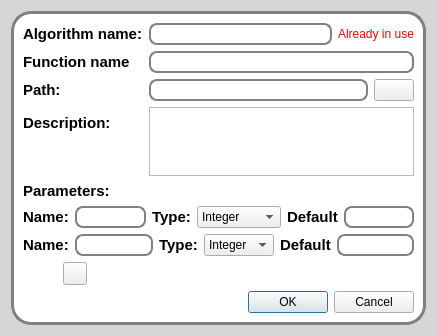
The window that src/romeo/view/dialogs/newalgorithmdialog.ui (AlbertoSimioni/Romeo) describes before a commit, drawn with Qt 5.
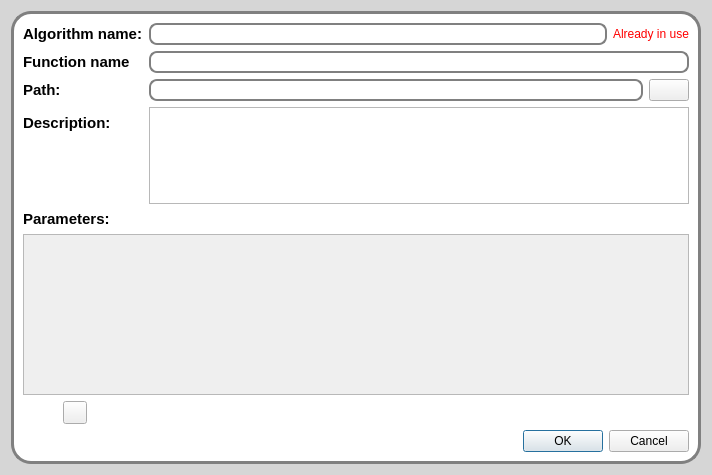
The same window after the commit. Icons and pictures are not drawn.

The edit to the form file:
```diff
--- a/src/romeo/view/dialogs/newalgorithmdialog.ui
+++ b/src/romeo/view/dialogs/newalgorithmdialog.ui
@@ -6,8 +6,8 @@
    <rect>
     <x>0</x>
     <y>0</y>
-    <width>437</width>
-    <height>336</height>
+    <width>712</width>
+    <height>475</height>
    </rect>
   </property>
   <property name="minimumSize">
@@ -49,7 +49,7 @@
      <property name="frameShadow">
       <enum>QFrame::Raised</enum>
      </property>
-     <layout class="QVBoxLayout" name="verticalLayout_2">
+     <layout class="QVBoxLayout" name="verticalLayout_2" stretch="3,4">
       <item>
        <layout class="QFormLayout" name="formLayout">
         <property name="fieldGrowthPolicy">
@@ -151,104 +151,26 @@
          </widget>
         </item>
         <item>
-         <layout class="QHBoxLayout" name="horizontalLayout_3" stretch="0,3,0,1,0,3">
-          <item>
-           <widget class="QLabel" name="label_2">
-            <property name="text">
-             <string>Name:</string>
-            </property>
-           </widget>
-          </item>
-          <item>
-           <widget class="QLineEdit" name="lineEdit_2"/>
-          </item>
-          <item>
-           <widget class="QLabel" name="label_3">
-            <property name="text">
-             <string>Type:</string>
-            </property>
-           </widget>
-          </item>
-          <item>
-           <widget class="QComboBox" name="comboBox">
+         <widget class="QScrollArea" name="scrollArea">
+          <property name="widgetResizable">
+           <bool>true</bool>
+          </property>
+          <widget class="QWidget" name="scrollAreaWidgetContents">
+           <property name="geometry">
+            <rect>
+             <x>0</x>
+             <y>0</y>
+             <width>666</width>
+             <height>156</height>
+            </rect>
+           </property>
+           <layout class="QVBoxLayout" name="verticalLayout_4">
             <item>
-             <property name="text">
-              <string>Integer</string>
-             </property>
+             <layout class="QVBoxLayout" name="parametersLayout"/>
             </item>
-            <item>
-             <property name="text">
-              <string>Character</string>
-             </property>
-            </item>
-            <item>
-             <property name="text">
-              <string>Boolean</string>
-             </property>
-            </item>
-            <item>
-             <property name="text">
-              <string>Double</string>
-             </property>
-            </item>
-           </widget>
-          </item>
-          <item>
-           <widget class="QLabel" name="label_8">
-            <property name="text">
-             <string>Default</string>
-            </property>
-           </widget>
-          </item>
-          <item>
-           <widget class="QLineEdit" name="lineEdit_5"/>
-          </item>
-         </layout>
-        </item>
-        <item>
-         <layout class="QHBoxLayout" name="horizontalLayout_2" stretch="0,1,0,0,0,1">
-          <item>
-           <widget class="QLabel" name="label_4">
-            <property name="text">
-             <string>Name:</string>
-            </property>
-           </widget>
-          </item>
-          <item>
-           <widget class="QLineEdit" name="lineEdit_3"/>
-          </item>
-          <item>
-           <widget class="QLabel" name="label_5">
-            <property name="text">
-             <string>Type:</string>
-            </property>
-           </widget>
-          </item>
-          <item>
-           <widget class="QComboBox" name="comboBox_2">
-            <item>
-             <property name="text">
-              <string>Integer</string>
-             </property>
-            </item>
-            <item>
-             <property name="text">
-              <string>Double</string>
-             </property>
-            </item>
-           </widget>
-          </item>
-          <item>
-           <widget class="QLabel" name="label_9">
-            <property name="text">
-             <string>Default</string>
-            </property>
-           </widget>
-          </item>
-          <item>
-           <widget class="QLineEdit" name="lineEdit_6"/>
-          </item>
-         </layout>
+           </layout>
+          </widget>
+         </widget>
         </item>
         <item>
          <layout class="QHBoxLayout" name="horizontalLayout_4" stretch="0,0,1">
@@ -288,18 +210,18 @@
           </item>
          </layout>
         </item>
+        <item>
+         <widget class="QDialogButtonBox" name="okCancel">
+          <property name="orientation">
+           <enum>Qt::Horizontal</enum>
+          </property>
+          <property name="standardButtons">
+           <set>QDialogButtonBox::Cancel|QDialogButtonBox::Ok</set>
+          </property>
+         </widget>
+        </item>
        </layout>
       </item>
-      <item>
-       <widget class="QDialogButtonBox" name="okCancel">
-        <property name="orientation">
-         <enum>Qt::Horizontal</enum>
-        </property>
-        <property name="standardButtons">
-         <set>QDialogButtonBox::Cancel|QDialogButtonBox::Ok</set>
-        </property>
-       </widget>
-      </item>
      </layout>
     </widget>
    </item>
```
